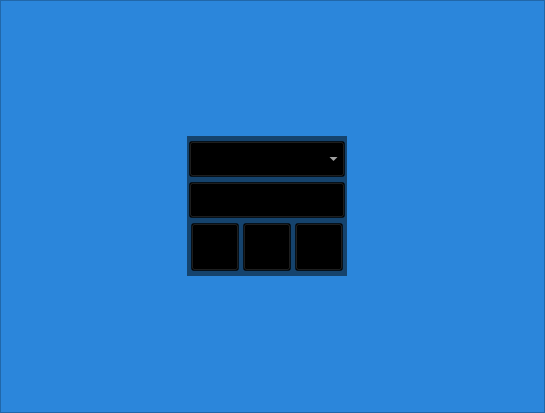
Qt form client/electricalsimulator.ui (lev12/launcher) before a commit.
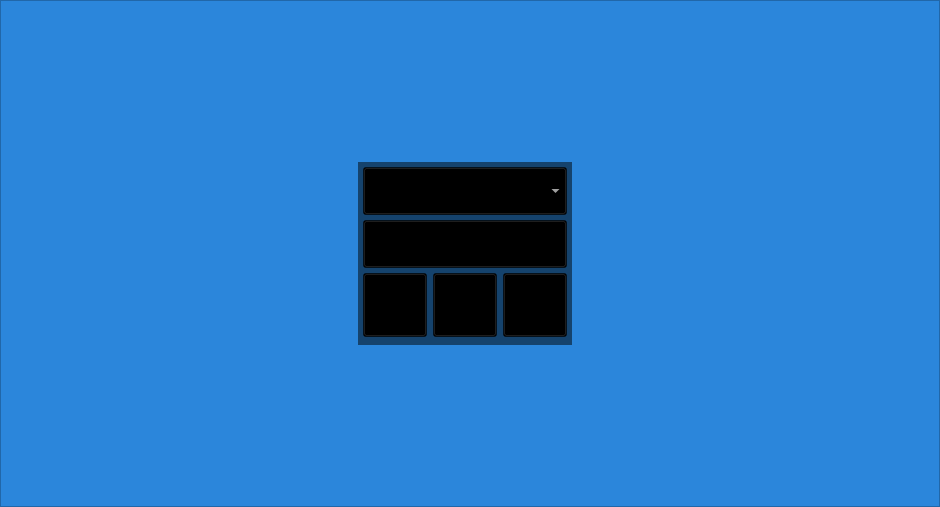
The same form after that commit. Icons and pictures are not drawn.

```diff
--- a/client/electricalsimulator.ui
+++ b/client/electricalsimulator.ui
@@ -6,8 +6,8 @@
    <rect>
     <x>0</x>
     <y>0</y>
-    <width>545</width>
-    <height>413</height>
+    <width>940</width>
+    <height>507</height>
    </rect>
   </property>
   <property name="windowTitle">
@@ -91,7 +91,7 @@
           <property name="sizeHint" stdset="0">
            <size>
             <width>20</width>
-            <height>300</height>
+            <height>200</height>
            </size>
           </property>
          </spacer>
@@ -106,14 +106,14 @@
           </property>
           <property name="minimumSize">
            <size>
-            <width>160</width>
-            <height>140</height>
+            <width>210</width>
+            <height>183</height>
            </size>
           </property>
           <property name="maximumSize">
            <size>
-            <width>300</width>
-            <height>270</height>
+            <width>220</width>
+            <height>190</height>
            </size>
           </property>
           <property name="styleSheet">
@@ -122,26 +122,26 @@
           </property>
           <layout class="QVBoxLayout" name="control">
            <property name="spacing">
-            <number>2</number>
+            <number>5</number>
            </property>
            <property name="leftMargin">
-            <number>2</number>
+            <number>5</number>
            </property>
            <property name="topMargin">
-            <number>2</number>
+            <number>5</number>
            </property>
            <property name="rightMargin">
-            <number>2</number>
+            <number>5</number>
            </property>
            <property name="bottomMargin">
-            <number>2</number>
+            <number>5</number>
            </property>
            <item>
             <widget class="QComboBox" name="comboBox">
              <property name="minimumSize">
               <size>
-               <width>25</width>
-               <height>36</height>
+               <width>50</width>
+               <height>48</height>
               </size>
              </property>
              <property name="styleSheet">
@@ -155,7 +155,7 @@
              <property name="minimumSize">
               <size>
                <width>0</width>
-               <height>36</height>
+               <height>48</height>
               </size>
              </property>
              <property name="styleSheet">
@@ -170,6 +170,9 @@
            </item>
            <item>
             <layout class="QHBoxLayout" name="action">
+             <property name="spacing">
+              <number>6</number>
+             </property>
              <property name="sizeConstraint">
               <enum>QLayout::SetDefaultConstraint</enum>
              </property>
@@ -180,14 +183,14 @@
               <widget class="QPushButton" name="refresh">
                <property name="minimumSize">
                 <size>
-                 <width>24</width>
-                 <height>24</height>
+                 <width>64</width>
+                 <height>64</height>
                 </size>
                </property>
                <property name="maximumSize">
                 <size>
-                 <width>48</width>
-                 <height>48</height>
+                 <width>64</width>
+                 <height>64</height>
                 </size>
                </property>
                <property name="text">
@@ -200,8 +203,8 @@
                </property>
                <property name="iconSize">
                 <size>
-                 <width>32</width>
-                 <height>32</height>
+                 <width>48</width>
+                 <height>48</height>
                 </size>
                </property>
               </widget>
@@ -210,14 +213,14 @@
               <widget class="QPushButton" name="pushButton_openFolder">
                <property name="minimumSize">
                 <size>
-                 <width>24</width>
-                 <height>24</height>
+                 <width>64</width>
+                 <height>64</height>
                 </size>
                </property>
                <property name="maximumSize">
                 <size>
-                 <width>48</width>
-                 <height>48</height>
+                 <width>64</width>
+                 <height>64</height>
                 </size>
                </property>
                <property name="text">
@@ -230,8 +233,8 @@
                </property>
                <property name="iconSize">
                 <size>
-                 <width>32</width>
-                 <height>32</height>
+                 <width>48</width>
+                 <height>48</height>
                 </size>
                </property>
               </widget>
@@ -240,14 +243,14 @@
               <widget class="QPushButton" name="pushButton_versionManager">
                <property name="minimumSize">
                 <size>
-                 <width>24</width>
-                 <height>24</height>
+                 <width>64</width>
+                 <height>64</height>
                 </size>
                </property>
                <property name="maximumSize">
                 <size>
-                 <width>48</width>
-                 <height>48</height>
+                 <width>64</width>
+                 <height>64</height>
                 </size>
                </property>
                <property name="text">
@@ -259,8 +262,8 @@
                </property>
                <property name="iconSize">
                 <size>
-                 <width>32</width>
-                 <height>32</height>
+                 <width>48</width>
+                 <height>48</height>
                 </size>
                </property>
               </widget>
@@ -281,7 +284,7 @@
           <property name="sizeHint" stdset="0">
            <size>
             <width>20</width>
-            <height>300</height>
+            <height>200</height>
            </size>
           </property>
          </spacer>
```
